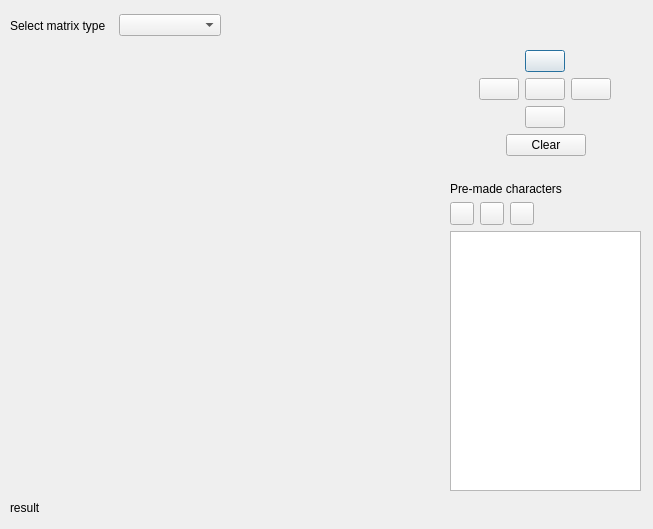
First picture: the form in forms/charactergenerator.ui, repository jpitucha/LED-Studio, before the edit.
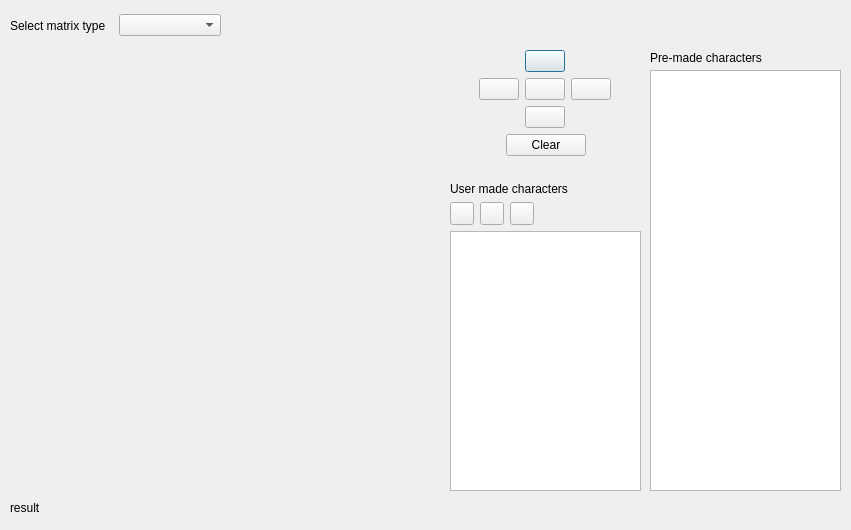
Second picture: the form after the edit. Icons and pictures are not drawn.

Commit message: Started adding char

The edit to the form file:
```diff
--- a/forms/charactergenerator.ui
+++ b/forms/charactergenerator.ui
@@ -6,8 +6,8 @@
    <rect>
     <x>0</x>
     <y>0</y>
-    <width>653</width>
-    <height>529</height>
+    <width>851</width>
+    <height>530</height>
    </rect>
   </property>
   <property name="minimumSize">
@@ -232,7 +232,7 @@
       <item>
        <widget class="QLabel" name="label_2">
         <property name="text">
-         <string>Pre-made characters</string>
+         <string>User made characters</string>
         </property>
        </widget>
       </item>
@@ -293,6 +293,29 @@
     </item>
    </layout>
   </widget>
+  <widget class="QListWidget" name="preMadeCharsList">
+   <property name="geometry">
+    <rect>
+     <x>650</x>
+     <y>70</y>
+     <width>191</width>
+     <height>421</height>
+    </rect>
+   </property>
+  </widget>
+  <widget class="QLabel" name="label_3">
+   <property name="geometry">
+    <rect>
+     <x>650</x>
+     <y>50</y>
+     <width>191</width>
+     <height>16</height>
+    </rect>
+   </property>
+   <property name="text">
+    <string>Pre-made characters</string>
+   </property>
+  </widget>
  </widget>
  <resources>
   <include location="../res.qrc"/>
```
Left out of the diff: 2 changed lines with no effect on the pictures. The commit also changes 5 other files.
